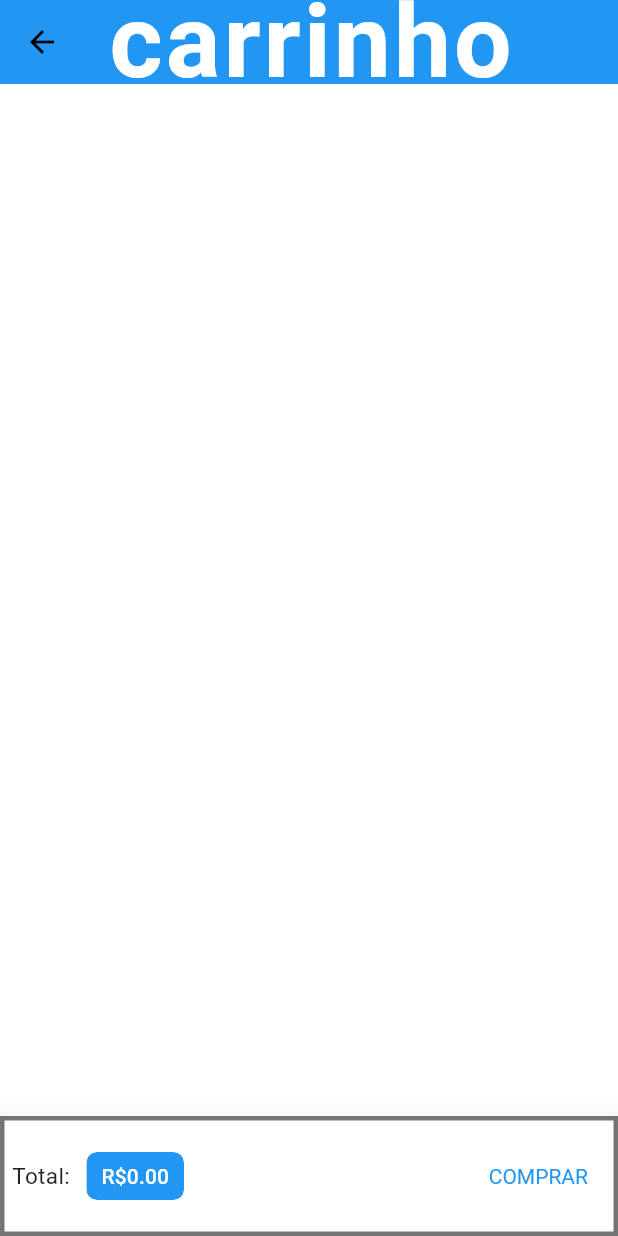
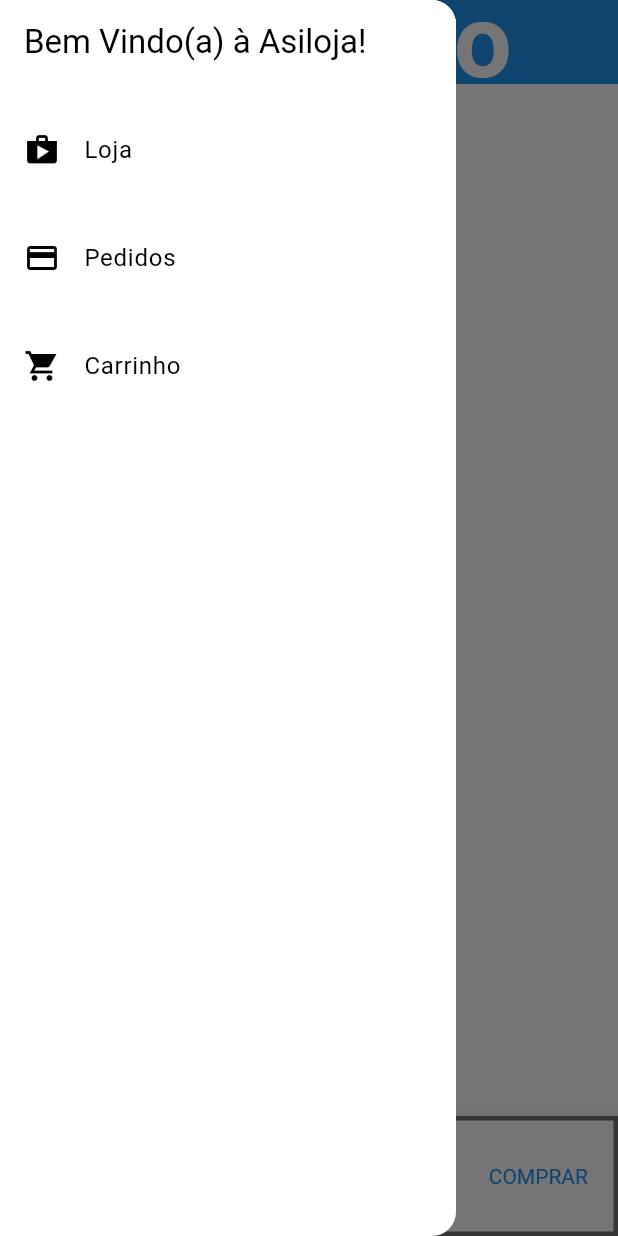
Before and after one commit to Leonardo-Toledo-Alves-Costa/shop_project, a Flutter app: the CartPage screen opened by its route, with the side drawer open (before the commit the screen has no drawer), on a phone screen of 412 x 824 dp. Run offline on Flutter 3.47's test engine with Material 3 defaults, Android fonts, the phone set to English and light mode, and no system bars; network calls fail; Roboto replaces fonts that are missing (Morning).

Commit message:
Implementação dos pedidos no drawer + mudanças na aparencia dos pedidos dentro de order

```diff
--- /dev/null
+++ b/lib/components/app_drawer.dart
@@ -0,0 +1,49 @@
+import 'package:flutter/material.dart';
+import 'package:shop_project/utils/routes.dart';
+
+class AppDrawer extends StatelessWidget {
+  const AppDrawer({super.key});
+
+  @override
+  Widget build(BuildContext context) {
+    return Drawer(
+      child: Column(
+        children: [
+          AppBar(
+            title: Text(
+              'Bem Vindo(a) à Asiloja!',
+            ),
+            automaticallyImplyLeading: false,
+          ),
+          Divider(),
+          ListTile(
+            leading: Icon(Icons.shop),
+            title: Text('Loja'),
+            onTap: (){ Navigator.of(context).pushReplacementNamed(
+              AppRoutes.homePage
+              );
+            },
+          ),
+          Divider(),
+          ListTile(
+            leading: Icon(Icons.payment),
+            title: Text('Pedidos'),
+            onTap: (){ Navigator.of(context).pushReplacementNamed(
+              AppRoutes.orders
+              );
+            },
+          ),
+          Divider(),
+          ListTile(
+            leading: Icon(Icons.shopping_cart_sharp),
+            title: Text('Carrinho'),
+            onTap: (){ Navigator.of(context).pushReplacementNamed(
+              AppRoutes.cart
+              );
+            },
+          ),
+        ],
+      ),
+    );
+  }
+}
--- a/lib/main.dart
+++ b/lib/main.dart
@@ -4,6 +4,7 @@ import 'package:shop_project/models/cart.dart';
 import 'package:shop_project/models/order_list.dart';
 import 'package:shop_project/models/product_list.dart';
 import 'package:shop_project/screens/cart_page.dart';
+import 'package:shop_project/screens/orders_page.dart';
 import 'package:shop_project/screens/product_overview_page.dart';
 import 'package:shop_project/screens/project_detail.dart';
 import 'package:shop_project/utils/routes.dart';
@@ -44,10 +45,11 @@ class ShopProject extends StatelessWidget {
               ),
             ),
           ),
-          home: const ProductOverviewPage(),
           routes: {
+            AppRoutes.homePage: (context) => const ProductOverviewPage(),
             AppRoutes.projectDetail: (context) => const ProjectDetail(),
             AppRoutes.cart: (context) => const CartPage(),
+            AppRoutes.orders: (context) => const OrdersPage(),
           },
         ),
       );
--- a/lib/screens/cart_page.dart
+++ b/lib/screens/cart_page.dart
@@ -1,5 +1,6 @@
 import 'package:flutter/material.dart';
 import 'package:provider/provider.dart';
+import 'package:shop_project/components/app_drawer.dart';
 import 'package:shop_project/components/cart_item_widget.dart';
 import 'package:shop_project/models/cart.dart';
 import 'package:shop_project/models/order_list.dart';
@@ -20,6 +21,7 @@ class CartPage extends StatelessWidget {
           centerTitle: true,
           backgroundColor: Colors.blue,
       ),
+      drawer: AppDrawer(),
       body: Expanded(child: ListView.builder(
         itemCount: cartItems.length,
         itemBuilder: (context, i) => CartItemwidget(cartItem: cartItems[i]),
--- a/lib/screens/product_overview_page.dart
+++ b/lib/screens/product_overview_page.dart
@@ -1,5 +1,6 @@
 import 'package:flutter/material.dart';
 import 'package:provider/provider.dart';
+import 'package:shop_project/components/app_drawer.dart';
 import 'package:shop_project/components/badgee.dart';
 import 'package:shop_project/components/product_grid.dart';
 import 'package:shop_project/models/cart.dart';
@@ -77,6 +78,7 @@ class _ProductOverviewPageState extends State<ProductOverviewPage> {
   ],
       ),
       body: ProductGrid(showFavorites: _showFavorites,),
+      drawer: AppDrawer(),
     );
   }
 }
--- a/lib/utils/routes.dart
+++ b/lib/utils/routes.dart
@@ -1,4 +1,6 @@
 class AppRoutes {
+  static const homePage = '/';
   static const projectDetail = '/project-detail';
   static const cart = '/cart-page';
+  static const orders = '/orders-page';
 }
```
Also changed, not shown: lib/components/order_widget.dart (added, +16 -0 lines), lib/screens/orders_page.dart (added, +28 -0 lines).
